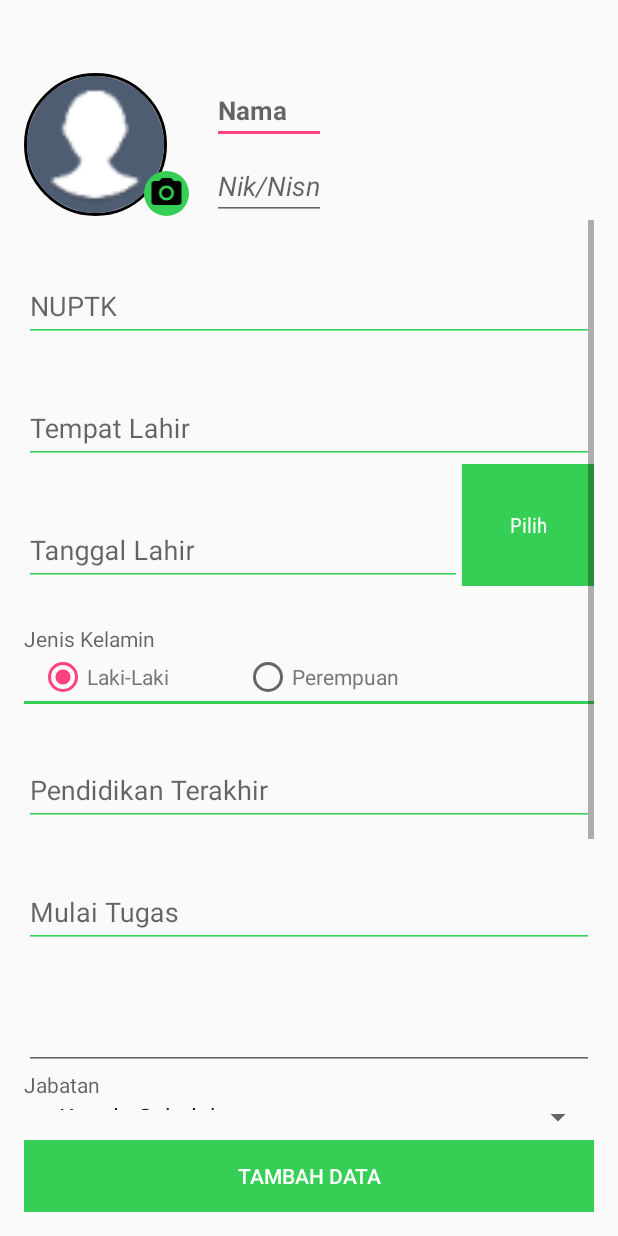
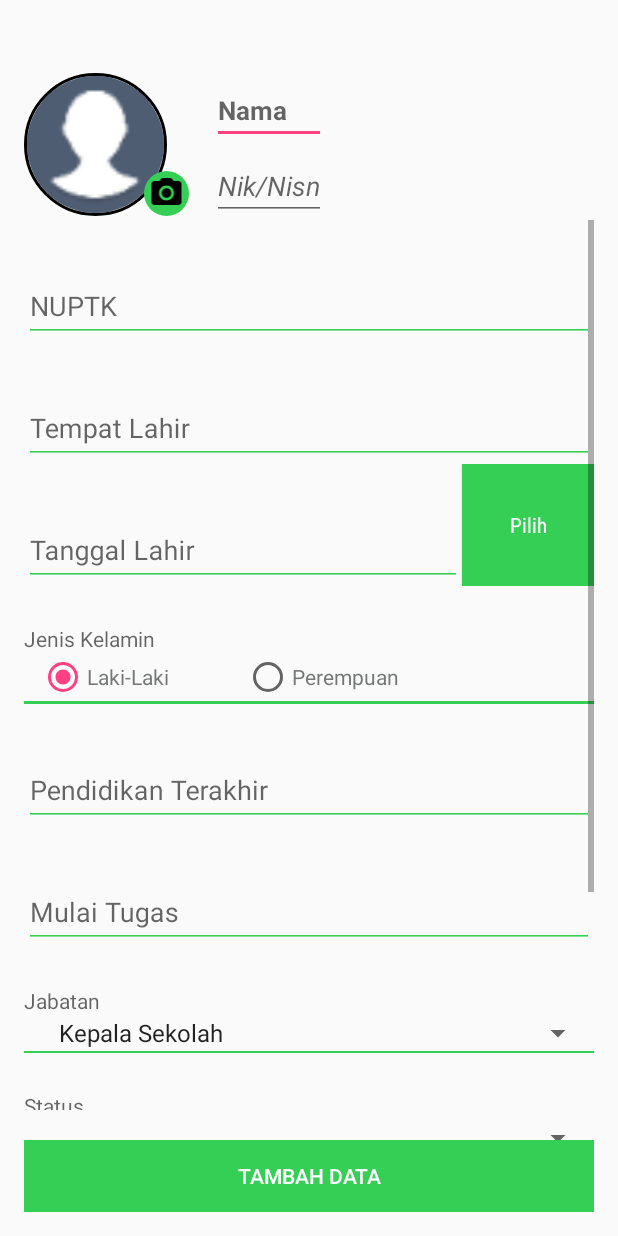
Before and after one commit to Mechatronicslab/BLK, an Android app: the TambahKaryawan screen opened directly, with no data from a screen before it, on a phone screen of 412 x 824 dp. Run offline under Robolectric (Android 15) with nearby library versions, the phone set to English and light mode, and no system bars; our stand-ins replace ButterKnife, CircleImageView, Volley; network calls fail.

Commit message:
Update = TambahKaryawan,EditKaryawan 31 maret

```diff
--- a/app/src/main/AndroidManifest.xml
+++ b/app/src/main/AndroidManifest.xml
@@ -58,7 +58,8 @@
             android:name=".admin_akademik.EditKaryawan"
             android:windowSoftInputMode="adjustPan" />
         <activity android:name=".admin_akademik.FullScreenFoto" />
-        <activity android:name=".admin_akademik.TambahKaryawan" />
+        <activity android:name=".admin_akademik.TambahKaryawan"
+            android:windowSoftInputMode="adjustPan"/>
           </application>
 
 </manifest>
--- a/app/src/main/java/com/example/juli_soep/sekolah/admin_akademik/TambahKaryawan.java
+++ b/app/src/main/java/com/example/juli_soep/sekolah/admin_akademik/TambahKaryawan.java
@@ -14,6 +14,7 @@ import android.support.v4.content.ContextCompat;
 import android.support.v7.app.AppCompatActivity;
 import android.os.Bundle;
 import android.util.Log;
+import android.view.View;
 import android.widget.ArrayAdapter;
 import android.widget.AutoCompleteTextView;
 import android.widget.DatePicker;
@@ -85,9 +86,7 @@ public class TambahKaryawan extends AppCompatActivity {
     @BindView(R.id.etPendTerakhir)
     EditText txtPendTerakhir ;
     @BindView(R.id.etTMT)
-    EditText txtTmt ;
-    @BindView(R.id.etStatus)
-    EditText txtStatus ;
+    AutoCompleteTextView txtTmt ;
     @BindView(R.id.radiogrupsertifikasi)
     RadioGroup RadioSertifi ;
     @BindView(R.id.etAlamat)
@@ -100,16 +99,13 @@ public class TambahKaryawan extends AppCompatActivity {
 
     @BindView(R.id.spinnerJabatan)
     Spinner spinnerJabatan;
-    private ArrayAdapter<CharSequence> adapter;
-    private List<CharSequence> items;
-    private String[] strings;
+    @BindView(R.id.spinnerStatus)
+    Spinner spinnerStatus;
+    private ArrayAdapter<CharSequence> adapterJabatan,adapterStatus;
+    private List<CharSequence> itemJabatan,itemStatus;
+    private String[] stringJabatan,stringStatus;
 
-    private LinkedHashMapAdapter<String, String> adapter1;
-    private LinkedHashMap<String, String> mapData;
 
-    private AutoCompleteTextView autocomplete;
-    private LinkedHashMapAdapter<String, String> acadapter;
-    private int mAcFlags;
     @Override
     protected void onCreate(Bundle savedInstanceState) {
         super.onCreate(savedInstanceState);
@@ -121,12 +117,22 @@ public class TambahKaryawan extends AppCompatActivity {
         Laki.setChecked(true);
         Sudah.setChecked(true);
 
-        strings = getResources().getStringArray(R.array.SpinnerJabatan);
-        items = new ArrayList<CharSequence>(Arrays.asList(strings));
-        adapter = new ArrayAdapter<CharSequence>(this, android.R.layout.simple_spinner_item, items);
-        adapter.setDropDownViewResource(android.R.layout.simple_spinner_dropdown_item);
-        spinnerJabatan.setAdapter(adapter);
+        stringJabatan = getResources().getStringArray(R.array.StringSpinJabatan);
+        itemJabatan = new ArrayList<CharSequence>(Arrays.asList(stringJabatan));
+        adapterJabatan = new ArrayAdapter<CharSequence>(this, android.R.layout.simple_spinner_item, itemJabatan);
+        adapterJabatan.setDropDownViewResource(android.R.layout.simple_spinner_dropdown_item);
+        spinnerJabatan.setAdapter(adapterJabatan);
 
+        stringStatus = getResources().getStringArray(R.array.StringSpinStatus);
+        itemStatus = new ArrayList<CharSequence>(Arrays.asList(stringStatus));
+        adapterStatus = new ArrayAdapter<CharSequence>(this, android.R.layout.simple_spinner_item, itemStatus);
+        adapterStatus.setDropDownViewResource(android.R.layout.simple_spinner_dropdown_item);
+        spinnerStatus.setAdapter(adapterStatus);
+
+        String[] StringTahun = getResources().getStringArray(R.array.StringTahun);
+        ArrayAdapter<String> adapter = new ArrayAdapter<String>(this,android.R.layout.simple_list_item_1,StringTahun);
+        adapter.setDropDownViewResource(android.R.layout.simple_list_item_1);
+        txtTmt.setAdapter(adapter);
 
 
 
@@ -163,7 +169,7 @@ public class TambahKaryawan extends AppCompatActivity {
         String pendTerakhir = txtPendTerakhir.getText().toString();
         String tmt = txtTmt.getText().toString();
         String jabatan = spinnerJabatan.getSelectedItem().toString();
-        String status = txtStatus.getText().toString();
+        String status = spinnerStatus.getSelectedItem().toString();
         String sertifikasi = itemSertifi.getText().toString();
         String alamat = txtAlamat.getText().toString();
         if(kelamin.equals("Laki-Laki")){
@@ -287,6 +293,9 @@ public class TambahKaryawan extends AppCompatActivity {
     private void showDateDialog(){
         Calendar newCalendar = Calendar.getInstance();
         datePickerDialog = new DatePickerDialog(this, new DatePickerDialog.OnDateSetListener() {
+
+            private View view;
+
             @Override
             public void onDateSet(DatePicker view, int year, int month, int dayOfMonth) {
                 Calendar newDate = Calendar.getInstance();
@@ -297,7 +306,7 @@ public class TambahKaryawan extends AppCompatActivity {
                  */
                 txtTglLahir.setText(dateFormatter.format(newDate.getTime()));
             }
-        },newCalendar.get(Calendar.YEAR), newCalendar.get(Calendar.MONTH), newCalendar.get(Calendar.DAY_OF_MONTH));
+        },newCalendar.get(Calendar.YEAR),newCalendar.get(Calendar.MONTH),newCalendar.get(Calendar.DAY_OF_MONTH));
         datePickerDialog.show();
     }
 }
--- a/app/src/main/java/volley/Config.java
+++ b/app/src/main/java/volley/Config.java
@@ -8,7 +8,7 @@ public class Config
 	private static String base_URL = "http://10.0.2.2:90/";		//Default configuration for WAMP - 80 is default port for WAMP and 10.0.2.2 is localhost IP in Android Emulator
 	// Server url POST
 	//public static String URL = "http://ublapps.ubl.ac.id:90/api";
-	public static String URL = "http://192.168.1.100/sisfordik/RestApi/";
+	public static String URL = "http://192.168.137.95/sisfordik/RestApi/";
 	public static String URL2 = "http://167.205.7.227:10/sisfordik/ApiSiaterNew/";
 
 	//params in API
--- a/app/src/main/res/layout/activity_karyawan.xml
+++ b/app/src/main/res/layout/activity_karyawan.xml
@@ -11,6 +11,8 @@
     tools:context="com.example.juli_soep.sekolah.admin_akademik.karyawan">
     <ListView
         android:longClickable="true"
+        android:focusableInTouchMode="false"
+        android:focusable="false"
         android:id="@+id/list_news"
         android:layout_width="fill_parent"
         android:layout_height="0dp"
--- a/app/src/main/res/layout/activity_tambah_karyawan.xml
+++ b/app/src/main/res/layout/activity_tambah_karyawan.xml
@@ -59,6 +59,7 @@
                 android:hint="Nama"
                 android:textStyle="bold"
                 android:textSize="17dp"
+                android:inputType="textPersonName|textAutoComplete"
                 android:layout_marginTop="25dp"/>
 
             <EditText
@@ -67,6 +68,7 @@
                 android:layout_height="wrap_content"
                 android:layout_marginTop="5dp"
                 android:textStyle="italic"
+                android:inputType="number|textAutoComplete"
                 android:hint="Nik/Nisn"/>
 
         </LinearLayout>
@@ -95,7 +97,7 @@
                         android:layout_width="match_parent"
                         android:layout_height="wrap_content"
                         android:hint="NUPTK"
-                        android:inputType="textAutoComplete"
+                        android:inputType="number|textAutoComplete"
                         android:textColor="@color/green"
                         app:backgroundTint="@color/green"
                         android:drawableTint="@color/green"
@@ -120,6 +122,7 @@
                         android:textColor="@color/green"
                         app:backgroundTint="@color/green"
                         android:drawableTint="@color/green"
+                        android:nextFocusDown="@id/pickDate"
                         tools:ignore="HardcodedText,RtlHardcoded" />
                 </android.support.design.widget.TextInputLayout>
             </LinearLayout>
@@ -134,6 +137,7 @@
                     android:layout_weight="1"
                     android:layout_marginTop="25dp">
                     <EditText
+                        android:focusable="false"
                         android:enabled="false"
                         android:id="@+id/etTglLahir"
                         android:layout_width="match_parent"
@@ -155,8 +159,6 @@
                     android:fontFamily="sans-serif-condensed"
                     android:gravity="center"
                     android:background="@color/green"/>
-
-
 
             </LinearLayout>
 
@@ -206,18 +208,13 @@
                         android:layout_width="match_parent"
                         android:layout_height="2dp"
                         android:background="@color/green"/>
-
                 </android.support.design.widget.TextInputLayout>
-
-
             </LinearLayout>
-
 
             <LinearLayout
                 android:layout_width="match_parent"
                 android:layout_height="wrap_content"
-                android:orientation="horizontal"
-                >
+                android:orientation="horizontal">
                 <android.support.design.widget.TextInputLayout
                     android:layout_width="match_parent"
                     android:layout_height="wrap_content"
@@ -243,13 +240,15 @@
                     android:layout_width="match_parent"
                     android:layout_height="wrap_content"
                     android:layout_marginTop="25dp">
-                    <EditText
+                    <AutoCompleteTextView
                         android:id="@+id/etTMT"
+                        android:nextFocusDown="@id/spinnerJabatan"
                         android:layout_width="match_parent"
                         android:layout_height="wrap_content"
                         android:hint="Mulai Tugas"
-                        android:inputType="textAutoComplete"
+                        android:inputType="number|textAutoCorrect|textAutoComplete"
                         android:textColor="@color/green"
+                        android:imeOptions="actionNext"
                         app:backgroundTint="@color/green"
                         android:drawableTint="@color/green"
                         tools:ignore="HardcodedText,RtlHardcoded" />
@@ -264,12 +263,6 @@
                     android:layout_width="match_parent"
                     android:layout_height="wrap_content"
                     android:layout_marginTop="25dp">
-                    <AutoCompleteTextView
-                        android:id="@+id/autocomplete"
-                        android:layout_width="match_parent"
-                        android:layout_height="wrap_content"
-                        android:layout_below="@+id/section_options"
-                        />
                     <TextView
                         android:enabled="false"
                         android:id="@+id/etJabatan"
@@ -282,6 +275,8 @@
                         android:drawableTint="@color/green"
                         tools:ignore="HardcodedText,RtlHardcoded" />
                     <Spinner
+                        android:focusable="true"
+                        android:focusableInTouchMode="true"
                         android:id="@+id/spinnerJabatan"
                         android:layout_width="match_parent"
                         android:layout_height="wrap_content"
@@ -291,6 +286,10 @@
                         android:fontFamily="sans-serif-condensed"/>
                 </android.support.design.widget.TextInputLayout>
             </LinearLayout>
+            <View
+                android:layout_width="match_parent"
+                android:layout_height="1dp"
+                android:background="@color/green"/>
 
             <LinearLayout
                 android:layout_width="match_parent"
@@ -300,7 +299,8 @@
                     android:layout_width="match_parent"
                     android:layout_height="wrap_content"
                     android:layout_marginTop="25dp">
-                    <EditText
+                    <TextView
+                        android:enabled="false"
                         android:id="@+id/etStatus"
                         android:layout_width="match_parent"
                         android:layout_height="wrap_content"
@@ -310,8 +310,21 @@
                         app:backgroundTint="@color/green"
                         android:drawableTint="@color/green"
                         tools:ignore="HardcodedText,RtlHardcoded" />
+                    <Spinner
+                        android:id="@+id/spinnerStatus"
+                        android:layout_width="match_parent"
+                        android:layout_height="wrap_content"
+                        android:textSize="14dp"
+                        android:textColor="@color/green"
+                        android:paddingLeft="15dp"
+                        android:fontFamily="sans-serif-condensed"/>
                 </android.support.design.widget.TextInputLayout>
             </LinearLayout>
+
+            <View
+                android:layout_width="match_parent"
+                android:layout_height="2dp"
+                android:background="@color/green"/>
 
             <LinearLayout
                 android:layout_width="wrap_content"
@@ -365,7 +378,6 @@
                 </android.support.design.widget.TextInputLayout>
 
             </LinearLayout>
-
             <LinearLayout
                 android:layout_width="match_parent"
                 android:layout_height="wrap_content"
@@ -383,13 +395,12 @@
                         android:textColor="@color/green"
                         app:backgroundTint="@color/green"
                         android:drawableTint="@color/green"
-                        tools:ignore="HardcodedText,RtlHardcoded" />
+                        tools:ignore="HardcodedText,RtlHardcoded"/>
                 </android.support.design.widget.TextInputLayout>
             </LinearLayout>
-            <View
-                android:layout_width="match_parent"
-                android:layout_height="1dp"
-                android:background="@color/greenTransparant"/>
+
+
+
         </TableLayout>
     </ScrollView>
     <LinearLayout
--- a/app/src/main/res/values/strings.xml
+++ b/app/src/main/res/values/strings.xml
@@ -63,7 +63,7 @@
     <!-- TODO: Remove or change this placeholder text -->
     <string name="hello_blank_fragment">Hello blank fragment</string>
 
-    <string-array name="SpinnerJabatan">
+    <string-array name="StringSpinJabatan">
         <item>Kepala Sekolah</item>
         <item>Wakil Kepala Sekolah</item>
         <item>Waka Kurikulum</item>
@@ -99,4 +99,51 @@
         <item>Perawat UKS</item>
     </string-array>
 
+    <string-array name="StringSpinStatus">
+        <item>PNS</item>
+        <item>GTY</item>
+        <item>GTT</item>
+        <item>PTT</item>
+        <item>Guru Bantu Pusat</item>
+        <item>Guru Bantu Sekolah</item>
+        <item>Tenaga Honorer</item>
+    </string-array>
+
+    <string-array name="StringTahun">
+        <item>1990</item>
+        <item>1991</item>
+        <item>1992</item>
+        <item>1993</item>
+        <item>1994</item>
+        <item>1995</item>
+        <item>1995</item>
+        <item>1995</item>
+        <item>1996</item>
+        <item>1997</item>
+        <item>1998</item>
+        <item>1999</item>
+        <item>2000</item>
+        <item>2001</item>
+        <item>2002</item>
+        <item>2003</item>
+        <item>2004</item>
+        <item>2005</item>
+        <item>2006</item>
+        <item>2007</item>
+        <item>2008</item>
+        <item>2009</item>
+        <item>2010</item>
+        <item>2011</item>
+        <item>2012</item>
+        <item>2013</item>
+        <item>2014</item>
+        <item>2015</item>
+        <item>2016</item>
+        <item>2017</item>
+        <item>2018</item>
+        <item>2019</item>
+        <item>2020</item>
+
+    </string-array>
+
 </resources>
```
Also changed, not shown: app/src/main/java/com/example/juli_soep/sekolah/admin_akademik/EditKaryawan.java (+28 -14 lines), app/src/main/java/com/example/juli_soep/sekolah/admin_akademik/karyawan.java (+5 -4 lines), app/src/main/res/layout/activity_edit_karyawan.xml (+41 -18 lines).
